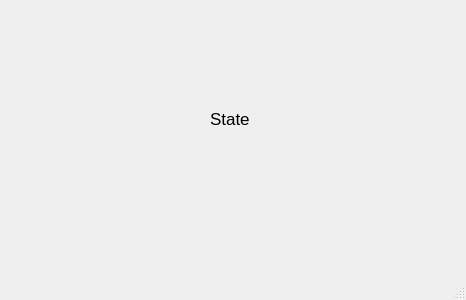
Above: bluelock/bluelockmain.ui from tclass/bluelock before the change. Below: the same form after it.
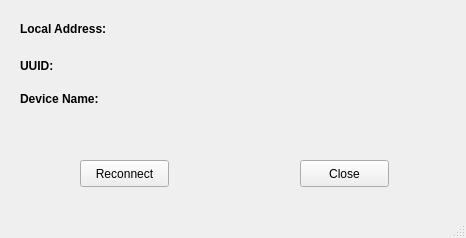
That is the form after the change.

```diff
--- a/bluelock/bluelockmain.ui
+++ b/bluelock/bluelockmain.ui
@@ -7,7 +7,7 @@
     <x>0</x>
     <y>0</y>
     <width>466</width>
-    <height>300</height>
+    <height>238</height>
    </rect>
   </property>
   <property name="windowTitle">
@@ -17,19 +17,123 @@
    <widget class="QLabel" name="label">
     <property name="geometry">
      <rect>
-      <x>210</x>
-      <y>110</y>
-      <width>51</width>
+      <x>20</x>
+      <y>20</y>
+      <width>101</width>
       <height>17</height>
      </rect>
     </property>
     <property name="font">
      <font>
-      <pointsize>13</pointsize>
+      <weight>75</weight>
+      <bold>true</bold>
      </font>
     </property>
     <property name="text">
-     <string>State</string>
+     <string>Local Address:</string>
+    </property>
+   </widget>
+   <widget class="QLabel" name="lblUuid">
+    <property name="geometry">
+     <rect>
+      <x>20</x>
+      <y>57</y>
+      <width>41</width>
+      <height>17</height>
+     </rect>
+    </property>
+    <property name="font">
+     <font>
+      <weight>75</weight>
+      <bold>true</bold>
+     </font>
+    </property>
+    <property name="text">
+     <string>UUID:</string>
+    </property>
+   </widget>
+   <widget class="QLabel" name="lblPeer">
+    <property name="geometry">
+     <rect>
+      <x>20</x>
+      <y>90</y>
+      <width>91</width>
+      <height>17</height>
+     </rect>
+    </property>
+    <property name="font">
+     <font>
+      <weight>75</weight>
+      <bold>true</bold>
+     </font>
+    </property>
+    <property name="text">
+     <string>Device Name:</string>
+    </property>
+   </widget>
+   <widget class="QPushButton" name="btnReconnect">
+    <property name="geometry">
+     <rect>
+      <x>80</x>
+      <y>160</y>
+      <width>89</width>
+      <height>27</height>
+     </rect>
+    </property>
+    <property name="text">
+     <string>Reconnect</string>
+    </property>
+   </widget>
+   <widget class="QPushButton" name="btnClose">
+    <property name="geometry">
+     <rect>
+      <x>300</x>
+      <y>160</y>
+      <width>89</width>
+      <height>27</height>
+     </rect>
+    </property>
+    <property name="text">
+     <string>Close</string>
+    </property>
+   </widget>
+   <widget class="QLabel" name="lblInputAddress">
+    <property name="geometry">
+     <rect>
+      <x>120</x>
+      <y>20</y>
+      <width>301</width>
+      <height>17</height>
+     </rect>
+    </property>
+    <property name="text">
+     <string/>
+    </property>
+   </widget>
+   <widget class="QLabel" name="lblInputUuid">
+    <property name="geometry">
+     <rect>
+      <x>60</x>
+      <y>57</y>
+      <width>351</width>
+      <height>17</height>
+     </rect>
+    </property>
+    <property name="text">
+     <string/>
+    </property>
+   </widget>
+   <widget class="QLabel" name="lblInputPeer">
+    <property name="geometry">
+     <rect>
+      <x>112</x>
+      <y>89</y>
+      <width>181</width>
+      <height>20</height>
+     </rect>
+    </property>
+    <property name="text">
+     <string/>
     </property>
    </widget>
   </widget>
```
Left out of the diff: 21 changed lines with no effect on the pictures.
